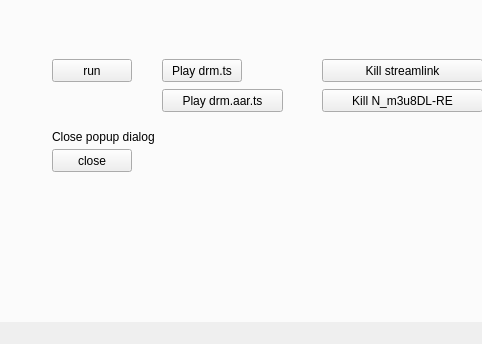
This is kodigui.ui in definitly486/KodiGui as Qt 5 draws it before an edit; both pictures show x 0 to 482 and y 107 to 451 of the 584 by 451 pixel window. The edited form follows.
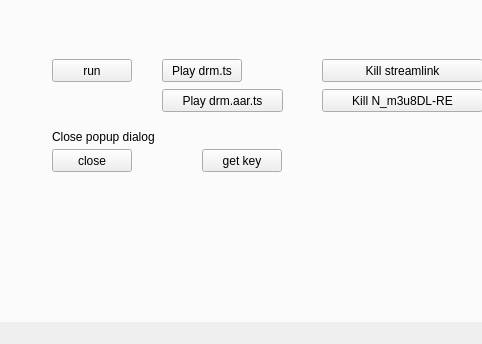
This is the edited form. The open tabs and pages were chosen to show the change. Icons and pictures are not drawn.

Commit message: изменено:      kodigui.ui

Diff of the .ui file:
```diff
--- a/kodigui.ui
+++ b/kodigui.ui
@@ -655,6 +655,19 @@
        <string>Play drm.aar.ts</string>
       </property>
      </widget>
+     <widget class="QPushButton" name="extractKeyButton">
+      <property name="geometry">
+       <rect>
+        <x>210</x>
+        <y>230</y>
+        <width>80</width>
+        <height>23</height>
+       </rect>
+      </property>
+      <property name="text">
+       <string>get key</string>
+      </property>
+     </widget>
     </widget>
     <widget class="QWidget" name="tab_2">
      <attribute name="title">
```
Left out of the diff: 2 changed lines with no effect on the pictures.
